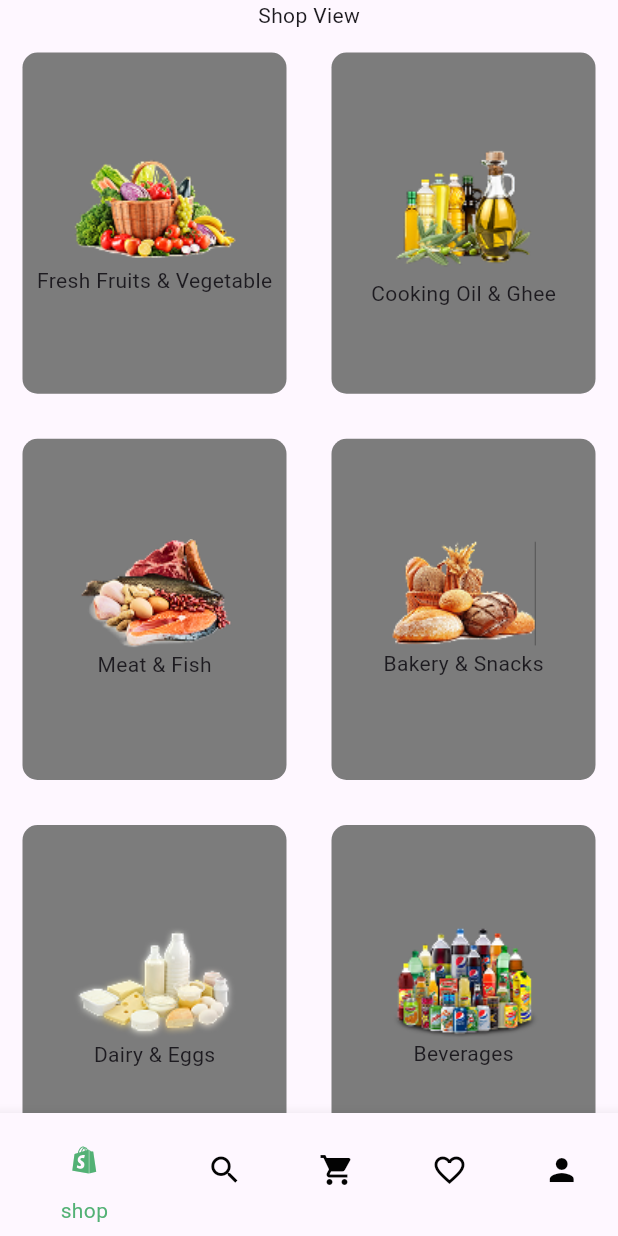
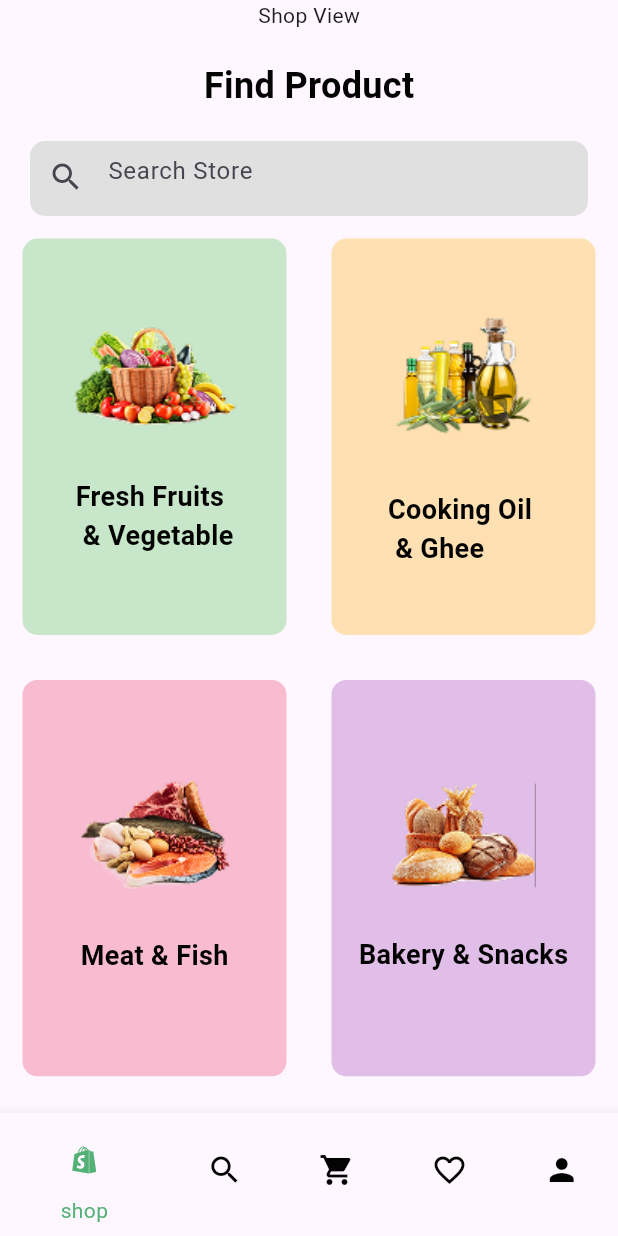
Before and after one commit to rehman3512/Online-Groceries-App, a Flutter app: the ExploreView screen opened directly, on a phone screen of 412 x 824 dp. Run offline on Flutter 3.47's test engine with Material 3 defaults, Android fonts, the light colour scheme and no system bars; our stand-ins replace get, google_fonts, intl_phone_number_input.

Commit message:
exploreView

```diff
--- a/lib/Model/find-products-model.dart
+++ b/lib/Model/find-products-model.dart
@@ -1,5 +1,11 @@
+import 'package:flutter/material.dart';
+import 'package:online_groceries_app/controller/constants/text_widget/text-widget.dart';
+
 class FindProductsModel{
   String? img;
   String? text;
-  FindProductsModel({required this.img, required this.text});
+  Color color;
+  final Widget navigate;
+  FindProductsModel({required this.img, required this.text,
+    required this.color,required this.navigate});
 }
--- a/lib/Views/Home_views/botom_nav/explore_view/explore_view.dart
+++ b/lib/Views/Home_views/botom_nav/explore_view/explore_view.dart
@@ -4,10 +4,12 @@ import 'package:online_groceries_app/Model/find-products-model.dart';
 import 'package:online_groceries_app/Views/Home_views/HomeScreen.dart';
 import 'package:online_groceries_app/Views/Home_views/botom_nav/account_view/account_view.dart';
 import 'package:online_groceries_app/Views/Home_views/botom_nav/cart_view/cart_view.dart';
+import 'package:online_groceries_app/Views/Home_views/botom_nav/explore_view/beverages_view/beveragesView.dart';
 import 'package:online_groceries_app/Views/Home_views/botom_nav/favorite_view/favorite_view.dart';
 import 'package:online_groceries_app/Views/Home_views/botom_nav/shop_view/shop_view.dart';
 import 'package:online_groceries_app/controller/constants/app_color/app_colors.dart';
 import 'package:online_groceries_app/controller/constants/appasset/appasset.dart';
+import 'package:online_groceries_app/controller/constants/text_widget/text-widget.dart';
 class ExploreView extends StatefulWidget {
   const ExploreView({super.key});
 
@@ -21,12 +23,12 @@ class _ExploreViewState extends State<ExploreView> {
     ShopView(),ExploreView(),CartView(),FavoriteView(),AccountView(),
   ];
   List <FindProductsModel> findProductsList = [
-    FindProductsModel(img: Appassets.freshFruitsImage, text: "Fresh Fruits & Vegetable"),
-    FindProductsModel(img: Appassets.cookingOilImage, text: "Cooking Oil & Ghee"),
-    FindProductsModel(img: Appassets.meatFishImage, text: "Meat & Fish"),
-    FindProductsModel(img: Appassets.bakerySnacksImage, text: "Bakery & Snacks"),
-    FindProductsModel(img: Appassets.dairyEggsImage, text: "Dairy & Eggs"),
-    FindProductsModel(img: Appassets.beveragesImage, text: "Beverages"),
+    FindProductsModel(img: Appassets.freshFruitsImage, text: "Fresh Fruits \n & Vegetable", color: Colors.green.shade100,navigate: BeveragesView()),
+    FindProductsModel(img: Appassets.cookingOilImage, text: "Cooking Oil \n & Ghee",color: Colors.orange.shade100,navigate: BeveragesView()),
+    FindProductsModel(img: Appassets.meatFishImage, text: "Meat & Fish",color: Colors.pink.shade100,navigate: BeveragesView()),
+    FindProductsModel(img: Appassets.bakerySnacksImage, text: "Bakery & Snacks",color: Colors.purple.shade100,navigate: BeveragesView()),
+    FindProductsModel(img: Appassets.dairyEggsImage, text: "Dairy & Eggs",color: Colors.orangeAccent.shade100,navigate: BeveragesView()),
+    FindProductsModel(img: Appassets.beveragesImage, text: "Beverages",color: Colors.teal.shade50,navigate: BeveragesView()),
   ];
   @override
   Widget build(BuildContext context) {
@@ -64,23 +66,52 @@ class _ExploreViewState extends State<ExploreView> {
       body: Column(
         children: [
           pages.elementAt(selectedindex),
+          SizedBox(height: 20,),
+          Align(
+            child: Center( child: TextWidget(text: "Find Product", fontsize: 24,
+                fontcolor: App_Colors.blackcolor, fontweight: FontWeight.w600),),
+          ),
+          SizedBox( height: 20),
+          Container(height: 50,margin: EdgeInsets.symmetric(horizontal: 20),
+          decoration: BoxDecoration(
+            borderRadius: BorderRadius.circular(10),
+            color: Colors.grey.shade300,
+          ),child: TextFormField(
+              decoration: InputDecoration(
+                prefixIcon: Icon(Icons.search),
+                border: InputBorder.none,
+                hintText: "Search Store",
+              ),
+            ),
+          ),
           Expanded(
             child: GridView.builder(gridDelegate: SliverGridDelegateWithFixedCrossAxisCount(
-                crossAxisCount: 2,childAspectRatio: 0.8,
+                crossAxisCount: 2,childAspectRatio: 0.7,
                 ),
                 itemCount: 6,
                 itemBuilder: (context,index){
-                  return Container( height: 190,width: 175,
+                  return InkWell( onTap: (){
+                    Get.to(()=>findProductsList[index].navigate);
+                    setState(() {
+
+                    });
+                  },
+                    child: Container( height: 190,width: 175,
                     margin: EdgeInsets.all(15),
                     decoration: BoxDecoration(
-                    color: App_Colors.greycolor,
+                    color: findProductsList[index].color,
                       borderRadius: BorderRadius.circular(10),
+                      border: Border.all( color: findProductsList[index].color)
                     ), child: Column(
                         mainAxisAlignment: MainAxisAlignment.center,
                         children: [
                       Image.asset(findProductsList[index].img.toString()),
-                      Text(findProductsList[index].text.toString())
+                        SizedBox(height: 30,),
+                        TextWidget(text: findProductsList[index].text.toString(),
+                            fontsize: 18, fontcolor: App_Colors.blackcolor,
+                            fontweight: FontWeight.w600)
                         ],),
+                    ),
                   );
                 }),
           ),
--- a/lib/Views/Home_views/product_view/product-view.dart
+++ b/lib/Views/Home_views/product_view/product-view.dart
@@ -37,7 +37,7 @@ class _ProductViewState extends State<ProductView> {
           borderRadius: BorderRadius.only(
             bottomLeft: Radius.circular(25),
             bottomRight: Radius.circular(25)),
-        ),child: Center(child: Image(image: AssetImage(widget.image,),),
+        ),child: Center(child: Image(image: AssetImage(widget.image,),height: 200,fit: BoxFit.contain,),
           ),),
         SizedBox(height: 20,),
         ListTile(
--- a/lib/Views/Starting_screen/Onboarding_screen/onboarding.dart
+++ b/lib/Views/Starting_screen/Onboarding_screen/onboarding.dart
@@ -4,7 +4,6 @@ import 'package:online_groceries_app/Views/Auth_views/Signin_screen/signin_Scree
 import 'package:online_groceries_app/controller/constants/appasset/appasset.dart';
 import 'package:online_groceries_app/controller/constants/app_color/app_colors.dart';
 import 'package:online_groceries_app/controller/constants/apptext/apptext.dart';
-
 import '../../../controller/widgets/text_components/text_components.dart';
 
 class onboarding extends StatefulWidget {
--- a/lib/controller/constants/alternative_button/alternative-button.dart
+++ b/lib/controller/constants/alternative_button/alternative-button.dart
@@ -11,7 +11,7 @@ class AlternativeButton extends StatelessWidget {
     return Container(height: 65,width: 280,
     decoration: BoxDecoration(borderRadius: BorderRadius.circular(19),
       color: App_Colors.primarycolor,
-    ),child: Center(child: TextWidget(text: text, fontsize: 10,
+    ),child: Center(child: TextWidget(text: text, fontsize: 18,
             fontcolor: App_Colors.whitecolor, fontweight: FontWeight.w400),)
     );
   }
--- a/lib/main.dart
+++ b/lib/main.dart
@@ -8,6 +8,7 @@ import 'package:online_groceries_app/Views/Auth_views/Verification_screen/Verifi
 import 'package:online_groceries_app/Views/Home_views/HomeScreen.dart';
 import 'package:online_groceries_app/Views/Home_views/botom_nav/account_view/account_view.dart';
 import 'package:online_groceries_app/Views/Home_views/botom_nav/bottom_nav.dart';
+import 'package:online_groceries_app/Views/Home_views/botom_nav/explore_view/beverages_view/beveragesView.dart';
 import 'package:online_groceries_app/Views/Home_views/botom_nav/explore_view/explore_view.dart';
 import 'package:online_groceries_app/Views/Starting_screen/Onboarding_screen/onboarding.dart';
 import 'package:online_groceries_app/Views/Starting_screen/Splash_screen/splash_Screen.dart';
@@ -27,7 +28,7 @@ class MyApp extends StatelessWidget {
   Widget build(BuildContext context) {
     return GetMaterialApp(
       debugShowCheckedModeBanner: false,
-      home: HomeScreen(),
+      home: splash_Screen(),
     );
   }
 }
```
Also changed, not shown: lib/Model/explore_model/explore-Model.dart (added, +11 -0 lines), lib/Views/Auth_views/Location_screen/Location view.dart (+140 -140 lines), lib/Views/Home_views/botom_nav/explore_view/beverages_view/beveragesView.dart (added, +77 -0 lines). Lines whose indentation alone changed are shown as unchanged.
